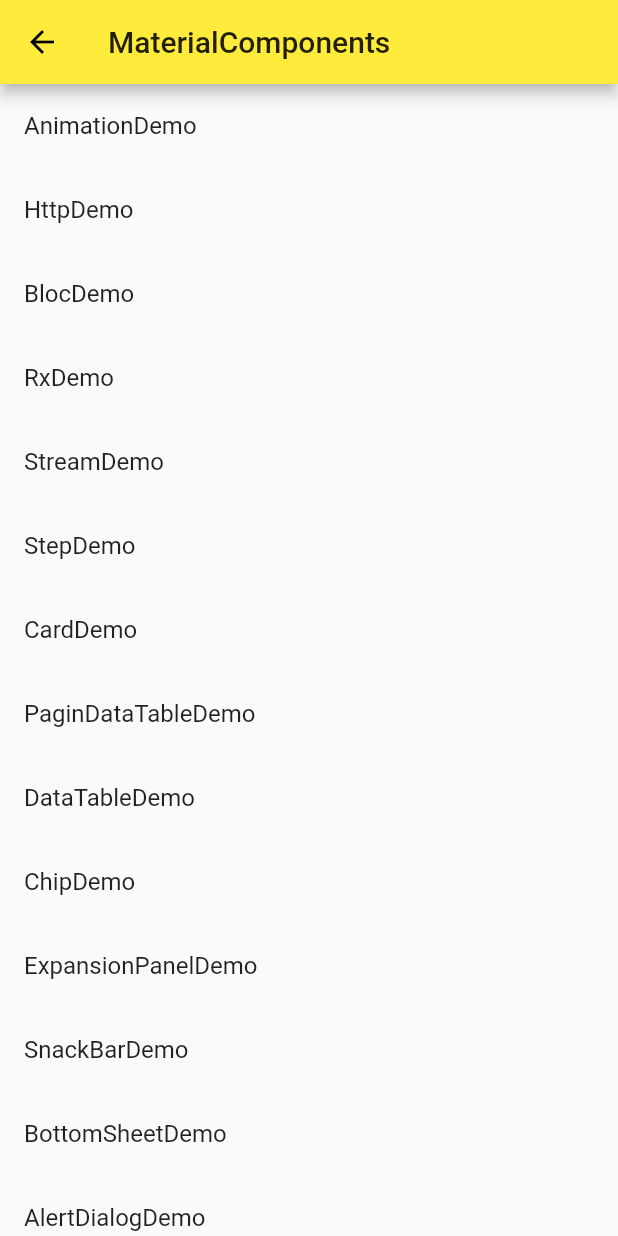
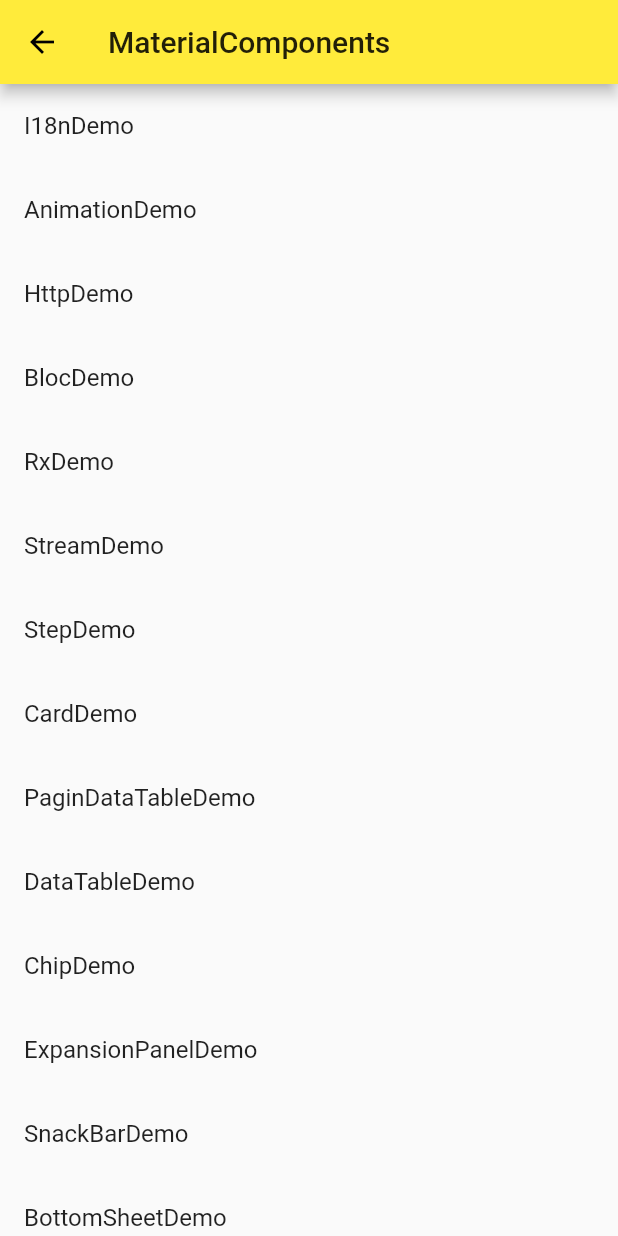
Before and after one commit to chenchaoPgy/flutterStudy, a Flutter app: the screen it shows after launch, on a phone screen of 412 x 824 dp. Run offline on Flutter 3.47's test engine with Material 2 defaults, Android fonts, the phone set to English and light mode, and no system bars; our stand-ins replace rxdart.

```diff
--- /dev/null
+++ b/lib/demo/i18n/i18n_demo.dart
@@ -0,0 +1,8 @@
+import 'package:flutter/material.dart';
+
+class I18nDemo extends StatelessWidget {
+  @override
+  Widget build(BuildContext context) {
+    return Container();
+  }
+}
--- a/lib/demo/material_components.dart
+++ b/lib/demo/material_components.dart
@@ -9,6 +9,7 @@ import 'package:my_flutter_app/demo/data_table_demo.dart';
 import 'package:my_flutter_app/demo/datetime_demo.dart';
 import 'package:my_flutter_app/demo/expansion_panel_demo.dart';
 import 'package:my_flutter_app/demo/http/http_demo.dart';
+import 'package:my_flutter_app/demo/i18n/i18n_demo.dart';
 import 'package:my_flutter_app/demo/paginated_data_table_demo.dart';
 import 'package:my_flutter_app/demo/rxdart/rxdart_demo.dart';
 import 'package:my_flutter_app/demo/simple_dialog_demo.dart';
@@ -36,6 +37,10 @@ class MaterialComponents extends StatelessWidget {
       body: Container(
         child: ListView(
           children: <Widget>[
+            ListItem(
+              title: "I18nDemo",
+              page: I18nDemo(),
+            ),
             ListItem(
               title: "AnimationDemo",
               page: AnimationDemo(),
--- a/lib/main.dart
+++ b/lib/main.dart
@@ -10,6 +10,7 @@ import 'demo/sliver_demo.dart';
 import 'demo/navigator_demo.dart';
 import 'demo/form_demo.dart';
 import 'demo/material_components.dart';
+
 
 void main() {
   runApp(app());
--- a/pubspec.yaml
+++ b/pubspec.yaml
@@ -23,9 +23,12 @@ dependencies:
   # The following adds the Cupertino Icons font to your application.
   # Use with the CupertinoIcons class for iOS style icons.
   cupertino_icons: ^0.1.2
-  intl: 0.15.7
+  intl: 0.16.0
   rxdart: ^0.24.0
   http: ^0.12.0
+  flutter_localizations:
+    sdk: flutter
+
 
 dev_dependencies:
   flutter_test:
```
